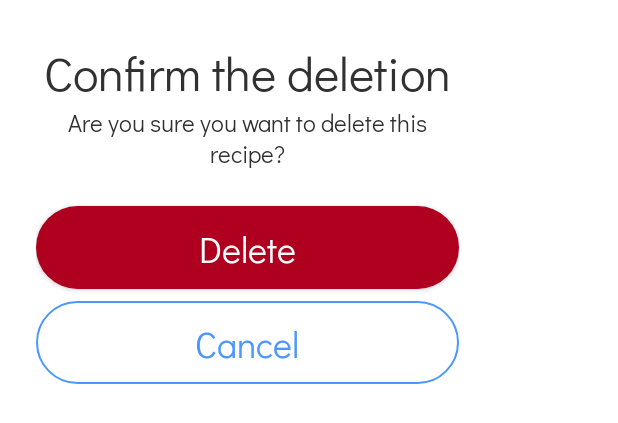
After one commit to arshapshap/cocktail-bar, an Android app: the layout dialog_cocktail_deletion.xml on its own in the app's theme, with its tools: preview values and no code run, on a phone screen of 412 x 824 dp. The commit adds this screen. Shown: the top 423 px of the screen. Run offline under Robolectric (Android 15) with nearby library versions, the phone set to English and light mode, and no system bars.

Commit message:
Implement cocktail deletion

```diff
--- a/app/src/main/java/com/arshapshap/surftraineetask/data/repositories/CocktailRepositoryImpl.kt
+++ b/app/src/main/java/com/arshapshap/surftraineetask/data/repositories/CocktailRepositoryImpl.kt
@@ -26,4 +26,8 @@ class CocktailRepositoryImpl @Inject constructor(
     override suspend fun updateCocktail(cocktail: Cocktail) {
         localSource.update(mapper.mapToEntity(cocktail))
     }
+
+    override suspend fun deleteCocktailById(id: Long) {
+        localSource.deleteById(id)
+    }
 }
--- a/app/src/main/java/com/arshapshap/surftraineetask/domain/interactors/CocktailsInteractor.kt
+++ b/app/src/main/java/com/arshapshap/surftraineetask/domain/interactors/CocktailsInteractor.kt
@@ -25,4 +25,8 @@ class CocktailsInteractor @Inject constructor(
     suspend fun updateCocktail(cocktail: Cocktail) {
         repository.updateCocktail(cocktail)
     }
+
+    suspend fun deleteCocktailById(id: Long) {
+        repository.deleteCocktailById(id)
+    }
 }
--- a/app/src/main/java/com/arshapshap/surftraineetask/domain/repositories/CocktailRepository.kt
+++ b/app/src/main/java/com/arshapshap/surftraineetask/domain/repositories/CocktailRepository.kt
@@ -11,4 +11,6 @@ interface CocktailRepository {
     suspend fun addCocktail(cocktail: Cocktail): Long
 
     suspend fun updateCocktail(cocktail: Cocktail)
+
+    suspend fun deleteCocktailById(id: Long)
 }
--- /dev/null
+++ b/app/src/main/res/layout/dialog_cocktail_deletion.xml
@@ -0,0 +1,53 @@
+<?xml version="1.0" encoding="utf-8"?>
+<androidx.constraintlayout.widget.ConstraintLayout xmlns:android="http://schemas.android.com/apk/res/android"
+    xmlns:app="http://schemas.android.com/apk/res-auto"
+    android:layout_width="330dp"
+    android:layout_height="wrap_content"
+    android:background="@drawable/shape_radius54"
+    android:backgroundTint="@color/white"
+    android:padding="24dp">
+
+    <TextView
+        android:id="@+id/dialog_title_text_view"
+        android:layout_width="wrap_content"
+        android:layout_height="wrap_content"
+        android:text="@string/confirm_deletion"
+        android:textAppearance="@style/Text.Subtitle"
+        app:layout_constraintEnd_toEndOf="parent"
+        app:layout_constraintStart_toStartOf="parent"
+        app:layout_constraintTop_toTopOf="parent" />
+
+    <TextView
+        android:id="@+id/deletion_confirm_text_view"
+        android:layout_width="wrap_content"
+        android:layout_height="wrap_content"
+        android:textAppearance="@style/Text.Normal"
+        android:text="@string/deletion_confirm"
+        android:gravity="center"
+        app:layout_constraintTop_toBottomOf="@id/dialog_title_text_view"
+        app:layout_constraintEnd_toEndOf="parent"
+        app:layout_constraintStart_toStartOf="parent"
+        />
+
+    <androidx.appcompat.widget.AppCompatButton
+        android:id="@+id/delete_button"
+        android:layout_width="match_parent"
+        android:layout_height="55dp"
+        android:layout_marginTop="24dp"
+        android:background="@drawable/ripple_button"
+        android:backgroundTint="?attr/colorError"
+        android:text="@string/delete"
+        android:textAppearance="@style/Text.OnButton"
+        app:layout_constraintTop_toBottomOf="@id/deletion_confirm_text_view" />
+
+    <androidx.appcompat.widget.AppCompatButton
+        android:id="@+id/cancel_button"
+        android:layout_width="match_parent"
+        android:layout_height="55dp"
+        android:layout_marginTop="8dp"
+        android:background="@drawable/ripple_button_outlined"
+        android:text="@string/cancel"
+        android:textAppearance="@style/Text.OnButton"
+        android:textColor="?attr/colorSecondary"
+        app:layout_constraintTop_toBottomOf="@id/delete_button" />
+</androidx.constraintlayout.widget.ConstraintLayout>
--- a/app/src/main/res/values/strings.xml
+++ b/app/src/main/res/values/strings.xml
@@ -30,4 +30,7 @@
     <string name="add_at_least_one_ingredient">Add at least one ingredient</string>
     <string name="ingredient">Ingredient</string>
     <string name="add">Add</string>
+    <string name="confirm_deletion">Confirm the deletion</string>
+    <string name="deletion_confirm">Are you sure you want to delete this recipe?</string>
+    <string name="delete">Delete</string>
 </resources>
```
Also changed, not shown: app/src/main/java/com/arshapshap/surftraineetask/presentation/screens/details/DetailsFragment.kt (+14 -1 lines), app/src/main/java/com/arshapshap/surftraineetask/presentation/screens/details/DetailsScreenViewModel.kt (+13 -1 lines), app/src/main/java/com/arshapshap/surftraineetask/presentation/screens/details/dialog/DeletionConfirmDialog.kt (added, +36 -0 lines), app/src/main/res/drawable/ic_delete_trash.xml (added, +9 -0 lines), app/src/main/res/layout/fragment_details.xml (+11 -0 lines).
